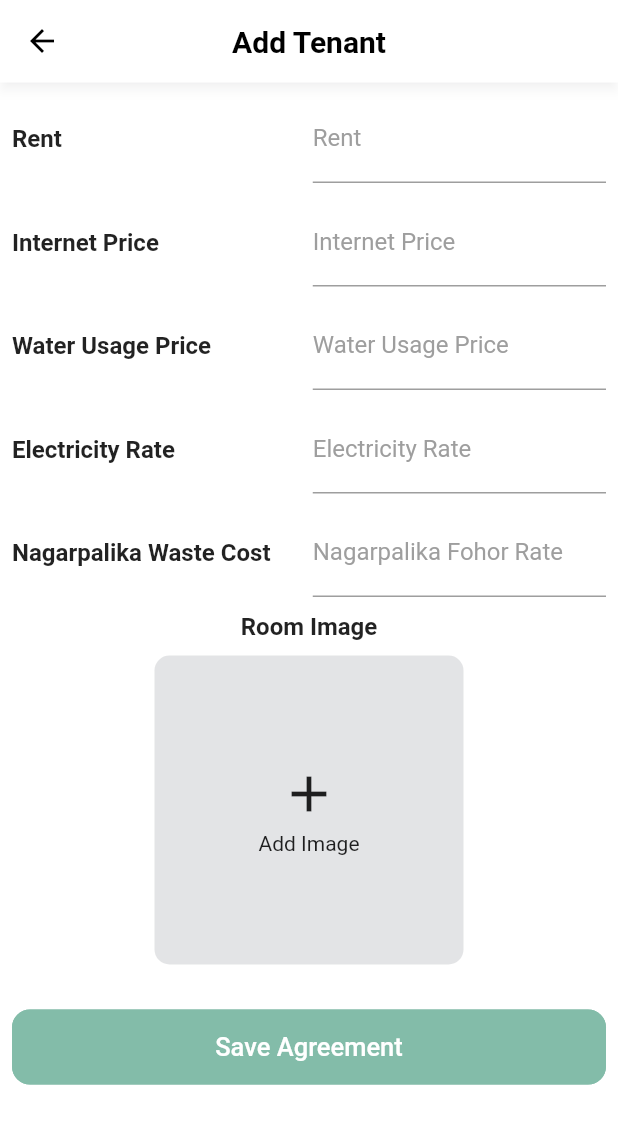
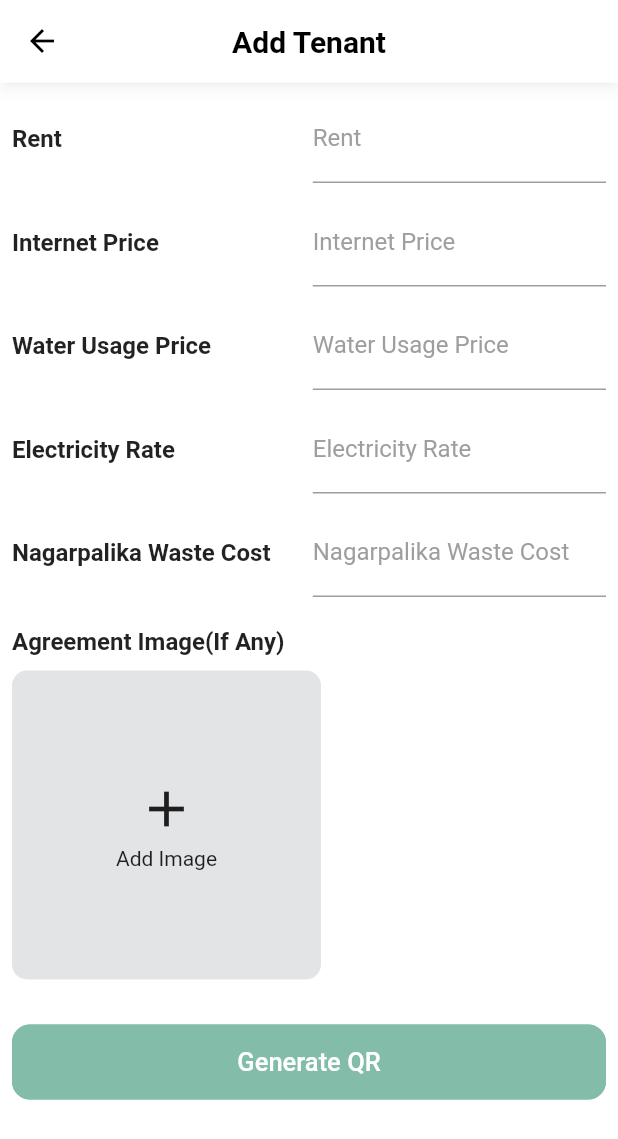
Before and after one commit to parajuliamit/rent-assist-owner, a Flutter app: the AddTenantView screen opened by its route, on a phone screen of 412 x 824 dp. Shown: the top 1139 px of the screen. Run offline on Flutter 3.47's test engine with Material 2 defaults, Android fonts, the phone set to English and light mode, and no system bars; our stand-ins replace dio, firebase_core, firebase_messaging, get, get_storage, image_cropper and 6 more; missing offline and left inert: flutter_phone_direct_caller; accounts and stored records are empty; generated files the repository leaves out were written again.

Commit message:
qr code page

```diff
--- a/lib/app/modules/add_tenant/views/add_tenant_view.dart
+++ b/lib/app/modules/add_tenant/views/add_tenant_view.dart
@@ -2,6 +2,7 @@ import 'package:flutter/material.dart';
 
 import 'package:get/get.dart';
 import 'package:owner_app/app/modules/add_tenant/views/widgets/add_image_container.dart';
+import 'package:owner_app/app/routes/app_pages.dart';
 import 'package:owner_app/app/utils/app_utils.dart';
 import 'package:owner_app/app/widgets/custom_buttom.dart';
 
@@ -135,7 +136,7 @@ class AddTenantView extends GetView<AddTenantController> {
                     ),
                     Expanded(
                       child: Obx(() => InputField(
-                            'Nagarpalika Fohor Rate',
+                            'Nagarpalika Waste Cost',
                             controller:
                                 controller.nagarpalikaFohorRateController,
                             inputType: TextInputType.number,
@@ -147,11 +148,14 @@ class AddTenantView extends GetView<AddTenantController> {
                   ],
                 ),
                 const SizedBox(
-                  height: 10,
+                  height: 20,
                 ),
-                Text(
-                  'Room Image',
-                  style: TextStyle(fontSize: 16, fontWeight: FontWeight.bold),
+                Align(
+                  alignment: Alignment.centerLeft,
+                  child: Text(
+                    'Agreement Image(If Any)',
+                    style: TextStyle(fontSize: 16, fontWeight: FontWeight.bold),
+                  ),
                 ),
                 SizedBox(
                   height: 10,
@@ -160,9 +164,10 @@ class AddTenantView extends GetView<AddTenantController> {
                 const SizedBox(
                   height: 30,
                 ),
-                CustomButton('Save Agreement', () {
-                  FocusScope.of(context).unfocus();
-                  overlayLoading(controller.saveAgreement);
+                CustomButton('Generate QR', () {
+                  // FocusScope.of(context).unfocus();
+                  // overlayLoading(controller.saveAgreement);
+                  Get.toNamed(Routes.QR_PAGE);
                 })
               ],
             ),
--- a/lib/app/modules/add_tenant/views/widgets/add_image_container.dart
+++ b/lib/app/modules/add_tenant/views/widgets/add_image_container.dart
@@ -86,7 +86,9 @@ class _InsertImageContainerState extends State<InsertImageContainer> {
   @override
   Widget build(BuildContext context) {
     return _image == null
-        ? GestureDetector(
+        ? Row(
+            children: [
+              GestureDetector(
                 child: Container(
                   width: MediaQuery.of(context).size.width * 0.5,
                   height: MediaQuery.of(context).size.width * 0.5,
@@ -114,6 +116,8 @@ class _InsertImageContainerState extends State<InsertImageContainer> {
                 onTap: () async {
                   await selectImage(context);
                 },
+              ),
+            ],
           )
         : Row(
             children: [
--- a/lib/app/routes/app_pages.dart
+++ b/lib/app/routes/app_pages.dart
@@ -5,6 +5,8 @@ import '../modules/account/change_password/views/change_password_view.dart';
 import '../modules/account/edit_profile/bindings/edit_profile_binding.dart';
 import '../modules/account/edit_profile/views/edit_profile_view.dart';
 import '../modules/add_tenant/bindings/add_tenant_binding.dart';
+import '../modules/add_tenant/qr_page/bindings/qr_page_binding.dart';
+import '../modules/add_tenant/qr_page/views/qr_page_view.dart';
 import '../modules/add_tenant/views/add_tenant_view.dart';
 import '../modules/authentication/login/bindings/login_binding.dart';
 import '../modules/authentication/login/views/login_view.dart';
@@ -87,6 +89,13 @@ class AppPages {
       name: _Paths.ADD_TENANT,
       page: () => AddTenantView(),
       binding: AddTenantBinding(),
+      children: [
+        GetPage(
+          name: _Paths.QR_PAGE,
+          page: () => QrPageView(),
+          binding: QrPageBinding(),
+        ),
+      ],
     ),
     GetPage(
       name: _Paths.COMPLAINT_DETAIL,
--- a/lib/app/routes/app_routes.dart
+++ b/lib/app/routes/app_routes.dart
@@ -18,6 +18,7 @@ abstract class Routes {
   static const COMPLAINT_DETAIL = _Paths.COMPLAINT_DETAIL;
   static const CHAT = _Paths.CHAT;
   static const CHOOSE_TENANT = _Paths.CHOOSE_TENANT;
+  static const QR_PAGE = _Paths.ADD_TENANT + _Paths.QR_PAGE;
 }
 
 abstract class _Paths {
@@ -37,4 +38,5 @@ abstract class _Paths {
   static const COMPLAINT_DETAIL = '/complaint-detail';
   static const CHAT = '/chat';
   static const CHOOSE_TENANT = '/choose-tenant';
+  static const QR_PAGE = '/qr-page';
 }
```
Also changed, not shown: lib/app/modules/add_tenant/qr_page/bindings/qr_page_binding.dart (added, +12 -0 lines), lib/app/modules/add_tenant/qr_page/controllers/qr_page_controller.dart (added, +20 -0 lines), lib/app/modules/add_tenant/qr_page/views/qr_page_view.dart (added, +39 -0 lines). Lines whose indentation alone changed are shown as unchanged.
